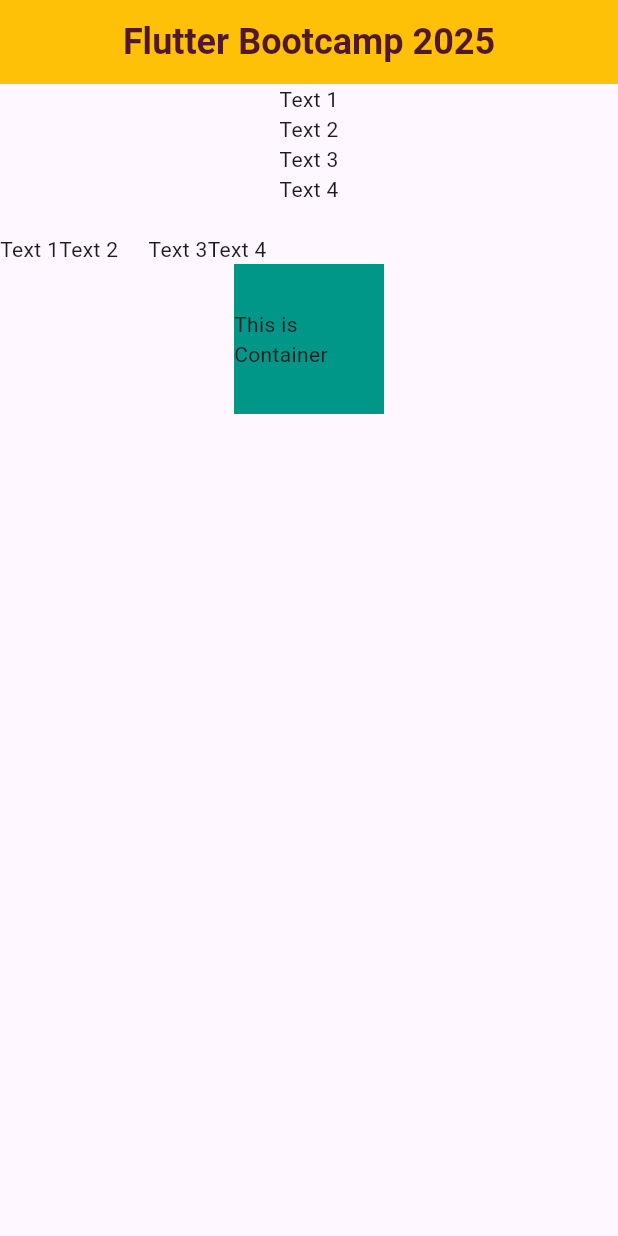
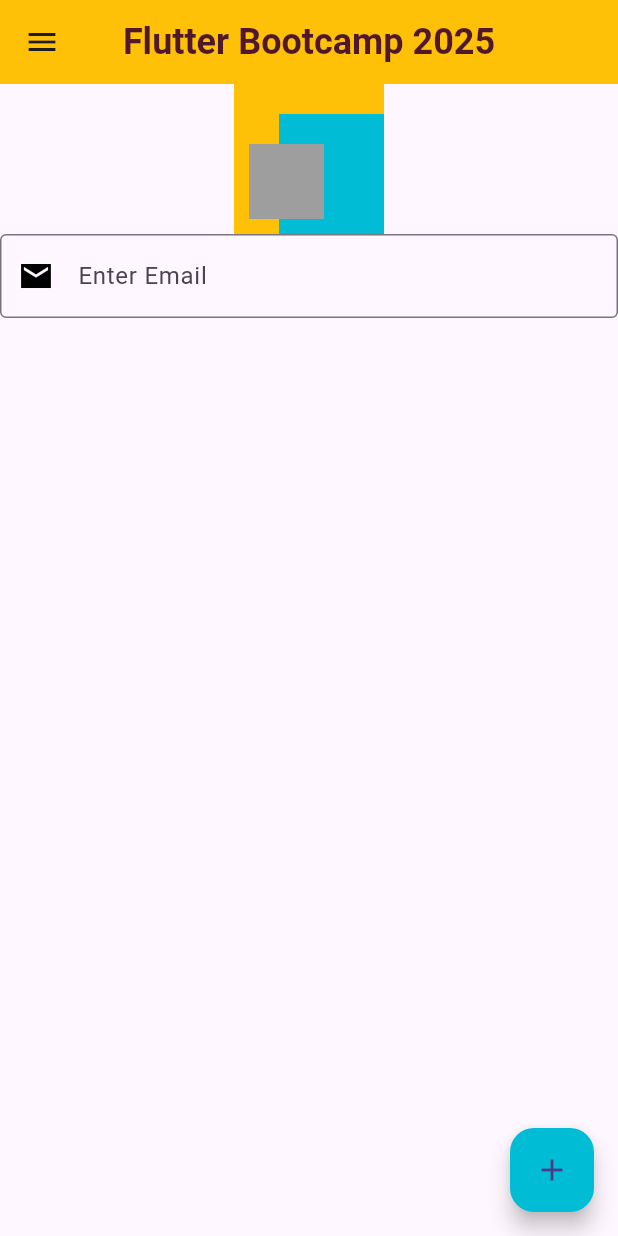
Before and after one commit to Muzamil995/flutter_bootcamp_2025, a Flutter app: the screen it shows after launch, on a phone screen of 412 x 824 dp. Run offline on Flutter 3.47's test engine with Material 3 defaults, Android fonts, the phone set to English and light mode, and no system bars.

Commit message:
second session code

```diff
--- a/lib/main.dart
+++ b/lib/main.dart
@@ -1,3 +1,4 @@
+import 'package:august_bootcamp/session_two/session_two.dart';
 import 'package:flutter/material.dart';
 
 void main() {
@@ -17,56 +18,57 @@ class _MyAppState extends State<MyApp> {
   Widget build(BuildContext context) {
     return MaterialApp(
       title: "flutter bootcamp ",
-      home: Scaffold(
-        appBar: AppBar(
-          title: Text("Flutter Bootcamp 2025",
-            style: TextStyle(
-              fontSize: 24,
-              fontWeight: FontWeight.bold, //0xff
-              color: Color(0xff1450E2F)
-            ),),
-          backgroundColor: Colors.amber,
-          centerTitle: true,
-
-        ),
-        body:Column(
-          mainAxisAlignment: MainAxisAlignment.start,
-          crossAxisAlignment: CrossAxisAlignment.center,
-          children: [
-            Text("Text 1"),
-            Text("Text 2"),
-            Text("Text 3"),
-            Text("Text 4"),
-             SizedBox(
-               height: 20,
-               width: 20,
-             ),
-            Row(
-              children: [
-                Text("Text 1"),
-                Text("Text 2"),
-                SizedBox(
-
-                  width: 20,
-                ),
-                Text("Text 3"),
-                Text("Text 4"),
-
-
-
-              ],
-            ),
-            Container(
-              height: 100,
-              width: 100,
-              color: Colors.teal,
-              child: Center(
-                child: Text("This is Container"),
-              ),
-            )
-          ],
-        )
-      ) ,
+      home: SessionTwo()
+      // Scaffold(
+      //   appBar: AppBar(
+      //     title: Text("Flutter Bootcamp 2025",
+      //       style: TextStyle(
+      //         fontSize: 24,
+      //         fontWeight: FontWeight.bold, //0xff
+      //         color: Color(0xff1450E2F)
+      //       ),),
+      //     backgroundColor: Colors.amber,
+      //     centerTitle: true,
+      //
+      //   ),
+      //   body:Column(
+      //     mainAxisAlignment: MainAxisAlignment.start,
+      //     crossAxisAlignment: CrossAxisAlignment.center,
+      //     children: [
+      //       Text("Text 1"),
+      //       Text("Text 2"),
+      //       Text("Text 3"),
+      //       Text("Text 4"),
+      //        SizedBox(
+      //          height: 20,
+      //          width: 20,
+      //        ),
+      //       Row(
+      //         children: [
+      //           Text("Text 1"),
+      //           Text("Text 2"),
+      //           SizedBox(
+      //
+      //             width: 20,
+      //           ),
+      //           Text("Text 3"),
+      //           Text("Text 4"),
+      //
+      //
+      //
+      //         ],
+      //       ),
+      //       Container(
+      //         height: 100,
+      //         width: 100,
+      //         color: Colors.teal,
+      //         child: Center(
+      //           child: Text("This is Container"),
+      //         ),
+      //       )
+      //     ],
+      //   )
+      // ) ,
     ) //as parent widget
       ;
   }
--- /dev/null
+++ b/lib/session_two/session_two.dart
@@ -0,0 +1,150 @@
+
+import 'package:flutter/material.dart';
+
+class SessionTwo extends StatefulWidget {
+  const SessionTwo({super.key});
+
+  @override
+  State<SessionTwo> createState() => _SessionTwoState();
+}
+
+class _SessionTwoState extends State<SessionTwo> {
+  @override
+  Widget build(BuildContext context) {
+    return Scaffold(
+        appBar: AppBar(
+            title: Text("Flutter Bootcamp 2025",
+              style: TextStyle(
+                fontSize: 24,
+                fontWeight: FontWeight.bold, //0xff
+                color: Color(0xff1450E2F)
+              ),),
+            backgroundColor: Colors.amber,
+            centerTitle: true,
+
+          ),
+      drawer: Drawer(
+        child: ListView(
+          children: [
+            DrawerHeader(child: Text("Name")),
+            ListTile(
+              leading: Image(image: AssetImage("asessts/one.png")),
+              title: Text("Flutter Bootcamp"),
+              subtitle: Text("Gdgoc cui atd"),
+            ),
+            ListTile(
+              leading: Image(image: AssetImage("asessts/one.png")),
+              title: Text("Flutter Bootcamp"),
+              subtitle: Text("Gdgoc cui atd"),
+            ),
+            ListTile(
+              leading: Image(image: AssetImage("asessts/one.png")),
+              title: Text("Flutter Bootcamp"),
+              subtitle: Text("Gdgoc cui atd"),
+            ),
+          ],
+        ),
+      ),
+      body: SingleChildScrollView(
+        child: Column(
+          crossAxisAlignment: CrossAxisAlignment.center,
+        mainAxisAlignment: MainAxisAlignment.center,
+          children: [
+         Center(
+           child: Stack(
+             children: [
+               Container(
+                 width: 100,
+                 height: 100,
+                 color: Colors.amber,
+               ),
+               Positioned(
+                 top: 20,
+                 left:30,
+                 child: Container(
+                   width: 80,
+                   height: 80,
+                   color: Colors.cyan,
+                 ),
+               ),
+               Positioned(
+                 top: 40,
+                 left: 10,
+                 child: Container(
+                   width: 50,
+                   height: 50,
+                   color: Colors.grey,
+                 ),
+               ),
+             ],
+           ),
+         ),
+            TextFormField(
+              decoration: InputDecoration(
+                hintText: "Enter Email",
+                border: OutlineInputBorder(
+                ),
+                prefixIcon: Icon(Icons.email_sharp,color: Colors.black,)
+              ),
+            )
+
+
+            // Center(
+            //   child: Icon(
+            //     Icons.person,
+            //     size: 40,
+            //     color: Colors.teal,
+            //   ),
+            // ),
+            //
+            // IconButton(
+            //     onPressed: ( ){
+            //       print ("Icon button is pressed");
+            //     },
+            //     icon: Icon(Icons.lock_clock)),
+            //
+            // GestureDetector(
+            //   onTap: (){
+            //     print("Network Image is pressed");
+            //   },
+            //   child: Image(
+            //
+            //       image: NetworkImage("https://plus.unsplash.com/premium_photo-1689568126014-06fea9d5d341?q=80&w=1170&auto=format&fit=crop&ixlib=rb-4.1.0&ixid=M3wxMjA3fDB8MHxwaG90by1wYWdlfHx8fGVufDB8fHx8fA%3D%3D")),
+            // ),
+            //
+            // SizedBox(
+            //   height: 10,
+            // ),
+            // InkWell(
+            //     onTap: (){
+            //       print ("Image is pressed");
+            //     },
+            //     child: Image(image: AssetImage("asessts/one.png"))),
+            //
+            // ListTile(
+            //    leading: Image(image: AssetImage("asessts/one.png")),
+            //   title: Text("Flutter Bootcamp"),
+            //   subtitle: Text("Gdgoc cui atd"),
+            // ),
+            // Padding(
+            //   padding: EdgeInsets.only(top: 18.0,bottom: 18),
+            //   child: ElevatedButton(
+            //     style: ButtonStyle(
+            //       backgroundColor: WidgetStatePropertyAll(Colors.blue)
+            //     ),
+            //       onPressed: (){},
+            //       child: Text("Button ",style: TextStyle(color: Colors.white,fontSize: 20),)),
+            // ),
+
+          ],
+        ),
+      ),
+     // floatingActionButtonLocation: FloatingActionButtonLocation.centerFloat,
+      floatingActionButton: FloatingActionButton(
+          onPressed: ( ){},
+        backgroundColor: Colors.cyan,
+        child: Icon(Icons.add),
+      ),
+    );
+  }
+}
--- a/pubspec.yaml
+++ b/pubspec.yaml
@@ -58,8 +58,8 @@ flutter:
   uses-material-design: true
 
   # To add assets to your application, add an assets section, like this:
-  # assets:
-  #   - images/a_dot_burr.jpeg
+  assets:
+    - asessts/one.png
   #   - images/a_dot_ham.jpeg
 
   # An image asset can refer to one or more resolution-specific "variants", see
```
Also changed, not shown: asessts/one.png (added).
